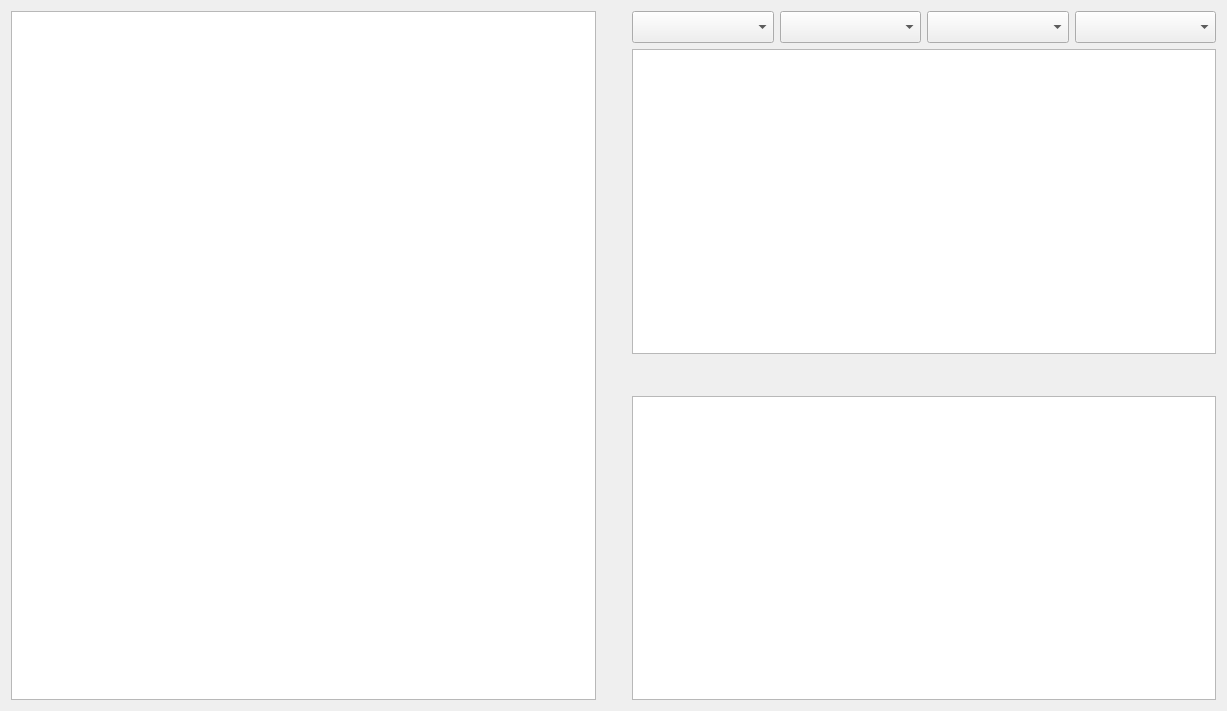
This is exam/form.ui in scientist19/exam-sem2 as Qt 5 draws it before an edit. The edited form follows.
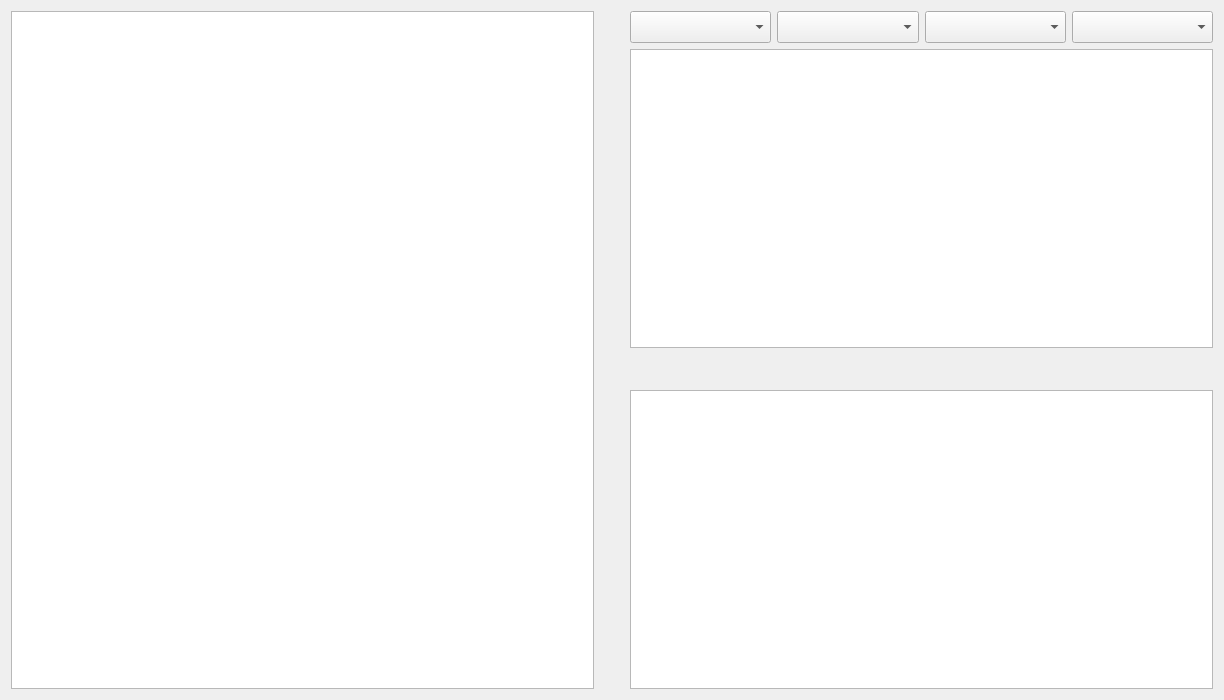
This is the edited form.

The edit to the form file:
```diff
--- a/exam/form.ui
+++ b/exam/form.ui
@@ -6,8 +6,8 @@
    <rect>
     <x>0</x>
     <y>0</y>
-    <width>1227</width>
-    <height>711</height>
+    <width>1224</width>
+    <height>700</height>
    </rect>
   </property>
   <property name="font">
```
